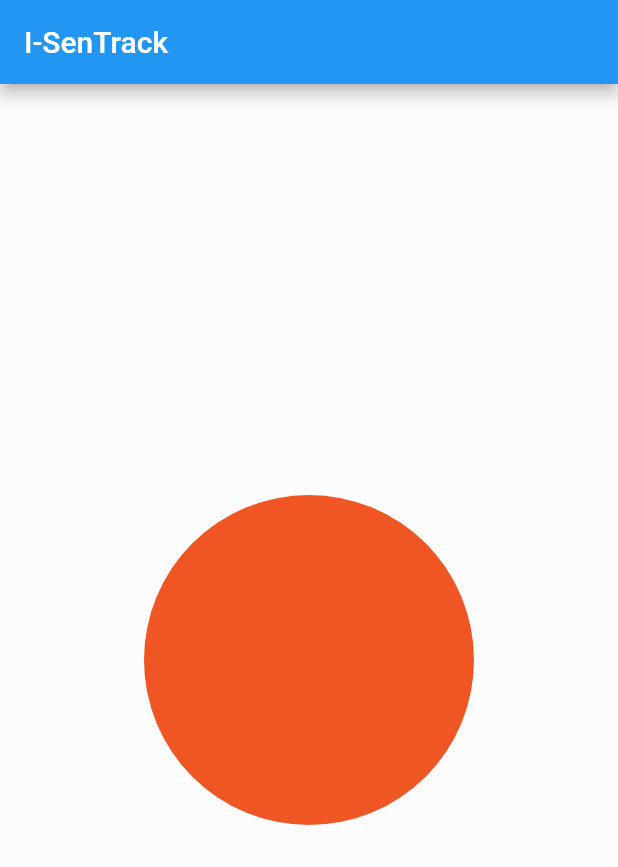
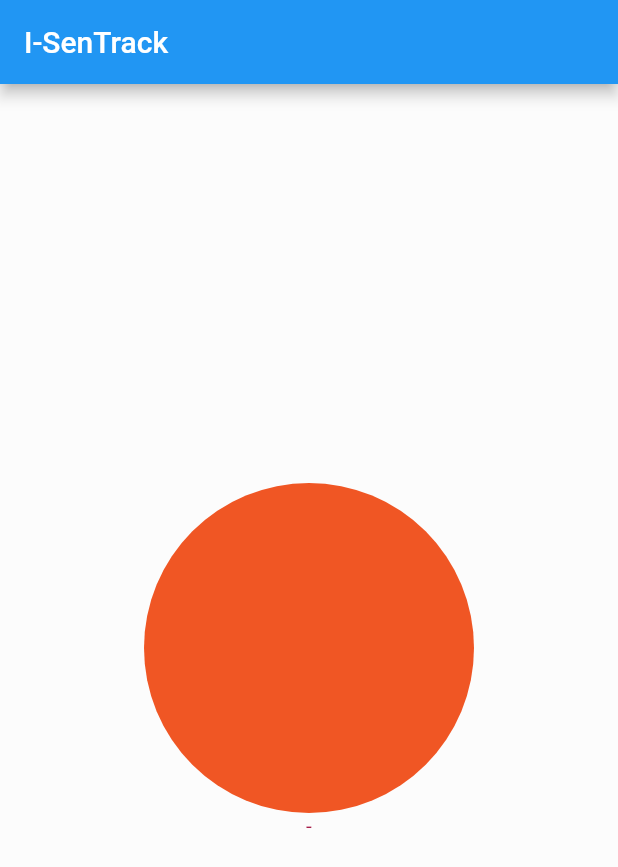
Before and after one commit to SuperCoderTech/i_SenTrack, a Flutter app: the screen it shows after launch, on a phone screen of 412 x 824 dp. Shown: the top 867 px of the screen. Run offline on Flutter 3.47's test engine with Material 2 defaults, Android fonts, the phone set to English and light mode, and no system bars; our stand-ins replace geolocator, shared_preferences.

```diff
--- a/lib/screens/home.dart
+++ b/lib/screens/home.dart
@@ -33,7 +33,8 @@ class _HomeState extends State<Home> {
           height: double.infinity,
           decoration: BoxDecoration(color: Colors.white38),
           child: Column(mainAxisAlignment: MainAxisAlignment.center, crossAxisAlignment: CrossAxisAlignment.center, children: [
-            CircleAvatar(backgroundColor: Color(0xFFf05624), radius: 110)
+            const CircleAvatar(backgroundColor: Color(0xFFf05624), radius: 110),
+            Text(position, style: TextStyle(color: Color(0xFFa71e4a)))
           ])),
     );
   }
```
Also changed, not shown: 1 other file.
